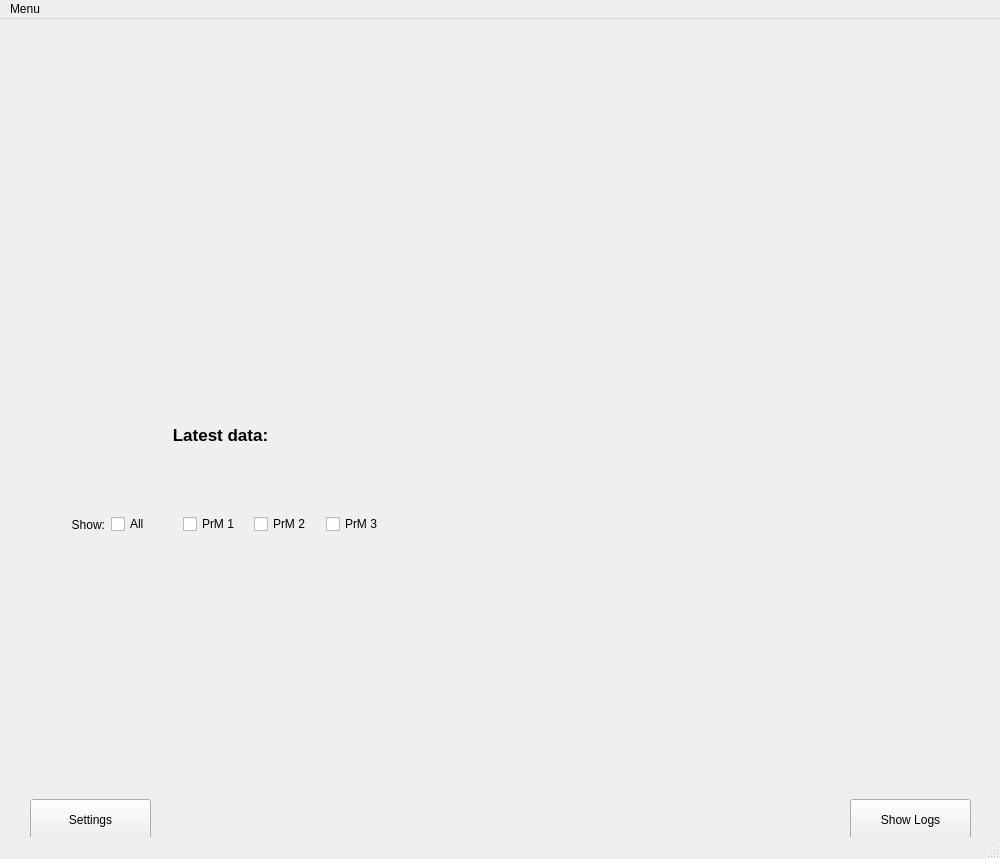
Old version of the form sbndprmdaq/mainwindow.ui in the repository marcodeltutto/SBNDPurityMonitorDAQ.
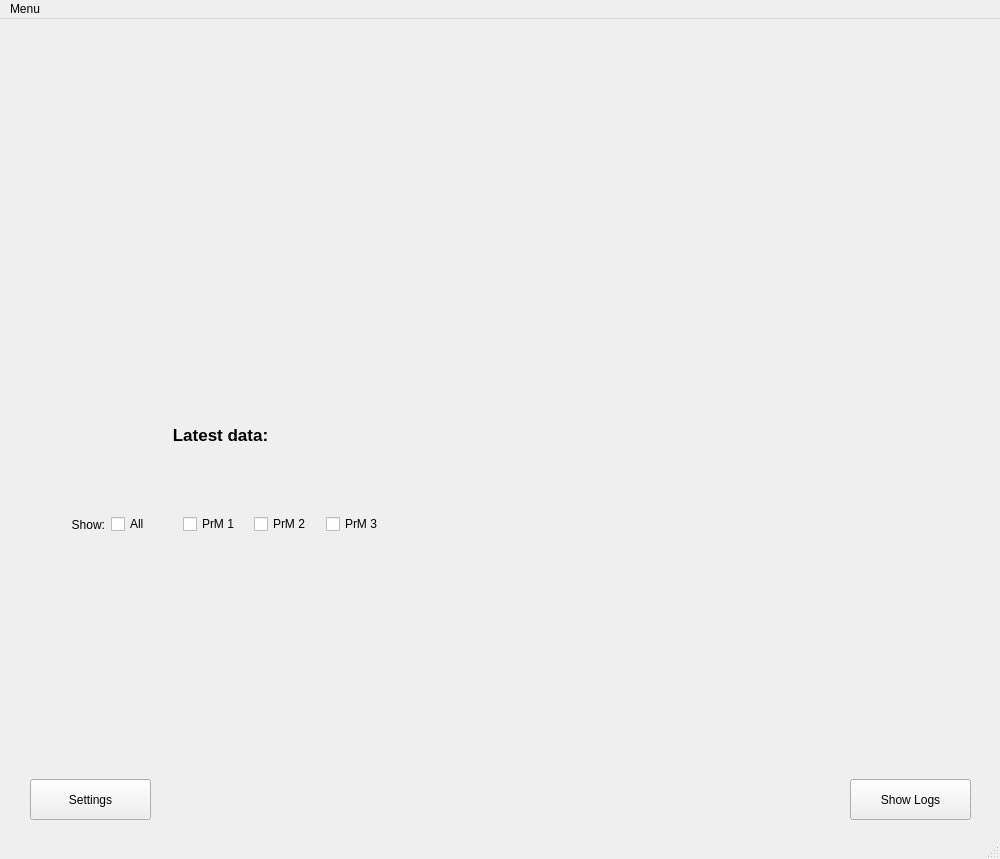
New version of the form. Custom widgets are drawn as their Qt base class.

Commit message: Move Settings and Show Logs buttons

Patch:
```diff
--- a/sbndprmdaq/mainwindow.ui
+++ b/sbndprmdaq/mainwindow.ui
@@ -28,7 +28,7 @@
     <property name="geometry">
      <rect>
       <x>850</x>
-      <y>780</y>
+      <y>760</y>
       <width>121</width>
       <height>41</height>
      </rect>
@@ -52,7 +52,7 @@
     <property name="geometry">
      <rect>
       <x>30</x>
-      <y>780</y>
+      <y>760</y>
       <width>121</width>
       <height>41</height>
      </rect>
```
